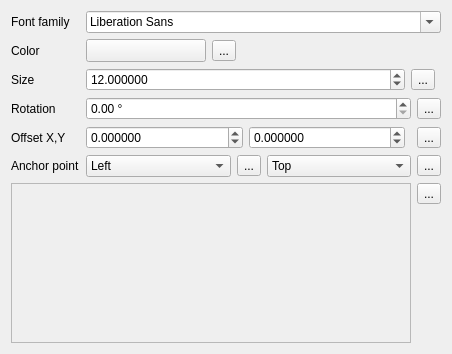
Above: SWGIS-DLLSrc/SWGIS-Gui/widget_fontmarker.ui from LZS1991/SWGIS before the change. Below: the same form after it.
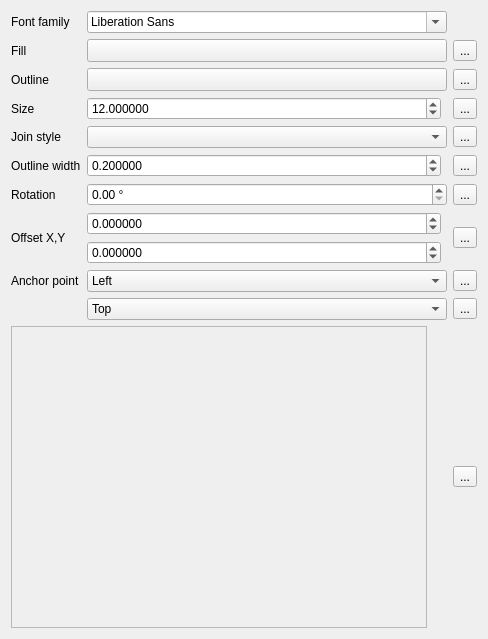
That is the form after the change. Custom widgets are drawn as their Qt base class.

Patch:
```diff
--- a/SWGIS-DLLSrc/SWGIS-Gui/widget_fontmarker.ui
+++ b/SWGIS-DLLSrc/SWGIS-Gui/widget_fontmarker.ui
@@ -6,80 +6,45 @@
    <rect>
     <x>0</x>
     <y>0</y>
-    <width>452</width>
-    <height>354</height>
+    <width>488</width>
+    <height>639</height>
    </rect>
   </property>
   <property name="windowTitle">
    <string>Form</string>
   </property>
-  <layout class="QVBoxLayout" name="verticalLayout">
-   <item>
-    <layout class="QGridLayout" name="gridLayout">
-     <item row="1" column="1">
+  <layout class="QGridLayout" name="gridLayout_3">
+   <item row="0" column="0">
+    <widget class="QLabel" name="label">
+     <property name="text">
+      <string>Font family</string>
+     </property>
+    </widget>
+   </item>
+   <item row="5" column="1">
       <layout class="QHBoxLayout" name="horizontalLayout_3">
        <item>
-        <widget class="QgsColorButtonV2" name="btnColor">
-         <property name="minimumSize">
-          <size>
-           <width>120</width>
-           <height>0</height>
-          </size>
-         </property>
-         <property name="maximumSize">
-          <size>
-           <width>120</width>
-           <height>16777215</height>
-          </size>
-         </property>
-         <property name="text">
-          <string/>
-         </property>
-        </widget>
-       </item>
-       <item>
-        <widget class="QgsDataDefinedButton" name="mColorDDBtn">
-         <property name="text">
-          <string>...</string>
-         </property>
-        </widget>
-       </item>
-       <item>
-        <spacer name="horizontalSpacer">
-         <property name="orientation">
-          <enum>Qt::Horizontal</enum>
-         </property>
-         <property name="sizeHint" stdset="0">
-          <size>
-           <width>40</width>
-           <height>20</height>
-          </size>
-         </property>
-        </spacer>
-       </item>
-      </layout>
-     </item>
-     <item row="2" column="1">
-      <layout class="QHBoxLayout" name="horizontalLayout_2">
-       <item>
-        <widget class="QgsDoubleSpinBox" name="spinSize">
+      <widget class="QgsDoubleSpinBox" name="mBorderWidthSpinBox">
          <property name="sizePolicy">
           <sizepolicy hsizetype="Minimum" vsizetype="Fixed">
            <horstretch>1</horstretch>
            <verstretch>0</verstretch>
           </sizepolicy>
          </property>
+       <property name="specialValueText">
+        <string>No outline</string>
+       </property>
          <property name="decimals">
           <number>6</number>
          </property>
          <property name="maximum">
-          <double>99999999.000000000000000</double>
+        <double>999999999.999999046325684</double>
          </property>
          <property name="singleStep">
           <double>0.200000000000000</double>
          </property>
          <property name="value">
-          <double>12.000000000000000</double>
+        <double>0.200000000000000</double>
          </property>
          <property name="showClearButton" stdset="0">
           <bool>false</bool>
@@ -87,58 +52,27 @@
         </widget>
        </item>
        <item>
-        <widget class="QgsDataDefinedButton" name="mSizeDDBtn">
-         <property name="text">
-          <string>...</string>
+      <widget class="QgsUnitSelectionWidget" name="mBorderWidthUnitWidget" native="true">
+       <property name="minimumSize">
+        <size>
+         <width>0</width>
+         <height>0</height>
+        </size>
          </property>
         </widget>
        </item>
-       <item>
-        <widget class="QgsUnitSelectionWidget" name="mSizeUnitWidget" native="true"/>
-       </item>
-      </layout>
-     </item>
-     <item row="4" column="0">
-      <widget class="QLabel" name="label_5">
-       <property name="text">
-        <string>Offset X,Y</string>
-       </property>
-      </widget>
-     </item>
-     <item row="3" column="0">
-      <widget class="QLabel" name="label_4">
-       <property name="text">
-        <string>Rotation</string>
-       </property>
-      </widget>
-     </item>
-     <item row="5" column="0">
+    </layout>
+   </item>
+   <item row="8" column="0">
       <widget class="QLabel" name="mAnchorPointLabel">
        <property name="text">
         <string>Anchor point</string>
        </property>
       </widget>
      </item>
-     <item row="0" column="1">
-      <widget class="QFontComboBox" name="cboFont"/>
-     </item>
-     <item row="1" column="0">
-      <widget class="QLabel" name="label_3">
-       <property name="text">
-        <string>Color</string>
-       </property>
-      </widget>
-     </item>
-     <item row="2" column="0">
-      <widget class="QLabel" name="label_2">
-       <property name="text">
-        <string>Size</string>
-       </property>
-      </widget>
-     </item>
-     <item row="4" column="1">
-      <layout class="QHBoxLayout" name="horizontalLayout">
-       <item>
+   <item row="7" column="1">
+    <layout class="QGridLayout" name="gridLayout_2">
+     <item row="0" column="0">
         <widget class="QgsDoubleSpinBox" name="spinOffsetX">
          <property name="sizePolicy">
           <sizepolicy hsizetype="Minimum" vsizetype="Fixed">
@@ -160,72 +94,46 @@
          </property>
         </widget>
        </item>
-       <item>
-        <widget class="QgsDoubleSpinBox" name="spinOffsetY">
-         <property name="sizePolicy">
-          <sizepolicy hsizetype="Minimum" vsizetype="Fixed">
-           <horstretch>1</horstretch>
-           <verstretch>0</verstretch>
-          </sizepolicy>
-         </property>
-         <property name="decimals">
-          <number>6</number>
-         </property>
-         <property name="minimum">
-          <double>-999999999.000000000000000</double>
-         </property>
-         <property name="maximum">
-          <double>999999999.000000000000000</double>
-         </property>
-         <property name="singleStep">
-          <double>0.200000000000000</double>
-         </property>
-        </widget>
-       </item>
-       <item>
+     <item row="0" column="1" rowspan="2">
         <widget class="QgsUnitSelectionWidget" name="mOffsetUnitWidget" native="true">
          <property name="focusPolicy">
           <enum>Qt::StrongFocus</enum>
          </property>
         </widget>
        </item>
-       <item>
-        <widget class="QgsDataDefinedButton" name="mOffsetDDBtn">
-         <property name="text">
-          <string>...</string>
+     <item row="1" column="0">
+      <widget class="QgsDoubleSpinBox" name="spinOffsetY">
+       <property name="sizePolicy">
+        <sizepolicy hsizetype="Minimum" vsizetype="Fixed">
+         <horstretch>1</horstretch>
+         <verstretch>0</verstretch>
+        </sizepolicy>
+       </property>
+       <property name="decimals">
+        <number>6</number>
+       </property>
+       <property name="minimum">
+        <double>-999999999.000000000000000</double>
+       </property>
+       <property name="maximum">
+        <double>999999999.000000000000000</double>
+       </property>
+       <property name="singleStep">
+        <double>0.200000000000000</double>
          </property>
         </widget>
        </item>
       </layout>
      </item>
-     <item row="5" column="1">
+   <item row="1" column="0">
+    <widget class="QLabel" name="label_10">
+     <property name="text">
+      <string>Fill</string>
+     </property>
+    </widget>
+   </item>
+   <item row="9" column="1">
       <layout class="QHBoxLayout" name="horizontalLayout_6">
-       <item>
-        <widget class="QComboBox" name="mHorizontalAnchorComboBox">
-         <item>
-          <property name="text">
-           <string>Left</string>
-          </property>
-         </item>
-         <item>
-          <property name="text">
-           <string>HCenter</string>
-          </property>
-         </item>
-         <item>
-          <property name="text">
-           <string>Right</string>
-          </property>
-         </item>
-        </widget>
-       </item>
-       <item>
-        <widget class="QgsDataDefinedButton" name="mHorizontalAnchorDDBtn">
-         <property name="text">
-          <string>...</string>
-         </property>
-        </widget>
-       </item>
        <item>
         <widget class="QComboBox" name="mVerticalAnchorComboBox">
          <item>
@@ -245,73 +153,198 @@
          </item>
         </widget>
        </item>
-       <item>
-        <widget class="QgsDataDefinedButton" name="mVerticalAnchorDDBtn">
+    </layout>
+   </item>
+   <item row="5" column="0">
+    <widget class="QLabel" name="mBorderWidthLabel">
+     <property name="text">
+      <string>Outline width</string>
+     </property>
+    </widget>
+   </item>
+   <item row="2" column="2">
+    <widget class="QgsDataDefinedButton" name="mBorderColorDDBtn">
          <property name="text">
           <string>...</string>
          </property>
         </widget>
        </item>
-      </layout>
-     </item>
-     <item row="0" column="0">
-      <widget class="QLabel" name="label">
+   <item row="8" column="1">
+    <layout class="QHBoxLayout" name="horizontalLayout_5">
+     <item>
+      <widget class="QComboBox" name="mHorizontalAnchorComboBox">
+       <item>
+        <property name="text">
+         <string>Left</string>
+        </property>
+       </item>
+       <item>
+        <property name="text">
+         <string>HCenter</string>
+        </property>
+       </item>
+       <item>
+        <property name="text">
+         <string>Right</string>
+        </property>
+       </item>
+      </widget>
+     </item>
+    </layout>
+   </item>
+   <item row="2" column="0">
+    <widget class="QLabel" name="label_9">
+     <property name="sizePolicy">
+      <sizepolicy hsizetype="Maximum" vsizetype="Preferred">
+       <horstretch>0</horstretch>
+       <verstretch>0</verstretch>
+      </sizepolicy>
+     </property>
        <property name="text">
-        <string>Font family</string>
+      <string>Outline</string>
        </property>
       </widget>
      </item>
      <item row="3" column="1">
-      <layout class="QHBoxLayout" name="horizontalLayout_4">
+    <layout class="QHBoxLayout" name="horizontalLayout">
        <item>
-        <widget class="QgsDoubleSpinBox" name="spinAngle">
-         <property name="suffix">
-          <string> °</string>
+      <widget class="QgsDoubleSpinBox" name="spinSize">
+       <property name="sizePolicy">
+        <sizepolicy hsizetype="Minimum" vsizetype="Fixed">
+         <horstretch>1</horstretch>
+         <verstretch>0</verstretch>
+        </sizepolicy>
          </property>
          <property name="decimals">
-          <number>2</number>
+        <number>6</number>
          </property>
          <property name="maximum">
-          <double>360.000000000000000</double>
+        <double>99999999.000000000000000</double>
          </property>
          <property name="singleStep">
-          <double>0.500000000000000</double>
-         </property>
+        <double>0.200000000000000</double>
+       </property>
+       <property name="value">
+        <double>12.000000000000000</double>
+       </property>
+       <property name="showClearButton" stdset="0">
+        <bool>false</bool>
+       </property>
         </widget>
        </item>
        <item>
-        <widget class="QgsDataDefinedButton" name="mRotationDDBtn">
+      <widget class="QgsUnitSelectionWidget" name="mSizeUnitWidget" native="true"/>
+     </item>
+    </layout>
+   </item>
+   <item row="7" column="0">
+    <widget class="QLabel" name="label_5">
          <property name="text">
+      <string>Offset X,Y</string>
+     </property>
+    </widget>
+   </item>
+   <item row="5" column="2">
+    <widget class="QgsDataDefinedButton" name="mBorderWidthDDBtn">
+     <property name="text">
           <string>...</string>
          </property>
         </widget>
        </item>
-      </layout>
-     </item>
-    </layout>
+   <item row="6" column="0">
+    <widget class="QLabel" name="label_4">
+     <property name="text">
+      <string>Rotation</string>
+     </property>
+    </widget>
+   </item>
+   <item row="4" column="2">
+    <widget class="QgsDataDefinedButton" name="mJoinStyleDDBtn">
+     <property name="text">
+      <string>...</string>
+     </property>
+    </widget>
    </item>
-   <item>
-    <layout class="QGridLayout" name="gridLayout_2">
      <item row="0" column="1">
-      <widget class="QgsDataDefinedButton" name="mCharDDBtn">
-       <property name="text">
-        <string>...</string>
-       </property>
-      </widget>
+    <widget class="QFontComboBox" name="cboFont"/>
      </item>
      <item row="1" column="1">
-      <spacer name="verticalSpacer">
-       <property name="orientation">
-        <enum>Qt::Vertical</enum>
+    <layout class="QHBoxLayout" name="horizontalLayout_7">
+     <item>
+      <widget class="QgsColorButtonV2" name="btnColor">
+       <property name="sizePolicy">
+        <sizepolicy hsizetype="Expanding" vsizetype="Fixed">
+         <horstretch>0</horstretch>
+         <verstretch>0</verstretch>
+        </sizepolicy>
        </property>
-       <property name="sizeHint" stdset="0">
+       <property name="minimumSize">
         <size>
-         <width>20</width>
-         <height>40</height>
+         <width>120</width>
+         <height>0</height>
         </size>
        </property>
-      </spacer>
+       <property name="maximumSize">
+        <size>
+         <width>16777215</width>
+         <height>16777215</height>
+        </size>
+       </property>
+       <property name="text">
+        <string/>
+       </property>
+      </widget>
      </item>
+    </layout>
+   </item>
+   <item row="4" column="0">
+    <widget class="QLabel" name="label_8">
+     <property name="text">
+      <string>Join style</string>
+     </property>
+     <property name="alignment">
+      <set>Qt::AlignLeading|Qt::AlignLeft|Qt::AlignVCenter</set>
+     </property>
+    </widget>
+   </item>
+   <item row="3" column="2">
+    <widget class="QgsDataDefinedButton" name="mSizeDDBtn">
+     <property name="text">
+      <string>...</string>
+     </property>
+    </widget>
+   </item>
+   <item row="2" column="1">
+    <layout class="QHBoxLayout" name="horizontalLayout_8">
+     <item>
+      <widget class="QgsColorButtonV2" name="btnBorderColor">
+       <property name="sizePolicy">
+        <sizepolicy hsizetype="Expanding" vsizetype="Fixed">
+         <horstretch>0</horstretch>
+         <verstretch>0</verstretch>
+        </sizepolicy>
+       </property>
+       <property name="minimumSize">
+        <size>
+         <width>120</width>
+         <height>0</height>
+        </size>
+       </property>
+       <property name="maximumSize">
+        <size>
+         <width>16777215</width>
+         <height>16777215</height>
+        </size>
+       </property>
+       <property name="text">
+        <string/>
+       </property>
+      </widget>
+     </item>
+    </layout>
+   </item>
+   <item row="10" column="0" colspan="2">
+    <layout class="QGridLayout" name="gridLayout">
      <item row="0" column="0" rowspan="2">
       <widget class="QScrollArea" name="scrollArea">
        <widget class="QWidget" name="scrollAreaWidgetContents">
@@ -326,8 +359,97 @@
        </widget>
       </widget>
      </item>
+     <item row="1" column="1">
+      <spacer name="verticalSpacer">
+       <property name="orientation">
+        <enum>Qt::Vertical</enum>
+       </property>
+       <property name="sizeHint" stdset="0">
+        <size>
+         <width>20</width>
+         <height>40</height>
+        </size>
+       </property>
+      </spacer>
+     </item>
     </layout>
    </item>
+   <item row="4" column="1">
+    <layout class="QHBoxLayout" name="horizontalLayout_2">
+     <item>
+      <widget class="QgsPenJoinStyleComboBox" name="cboJoinStyle"/>
+     </item>
+    </layout>
+   </item>
+   <item row="1" column="2">
+    <widget class="QgsDataDefinedButton" name="mColorDDBtn">
+     <property name="text">
+      <string>...</string>
+     </property>
+    </widget>
+   </item>
+   <item row="3" column="0">
+    <widget class="QLabel" name="label_2">
+     <property name="text">
+      <string>Size</string>
+     </property>
+    </widget>
+   </item>
+   <item row="6" column="1">
+    <layout class="QHBoxLayout" name="horizontalLayout_4">
+     <item>
+      <widget class="QgsDoubleSpinBox" name="spinAngle">
+       <property name="suffix">
+        <string> °</string>
+       </property>
+       <property name="decimals">
+        <number>2</number>
+       </property>
+       <property name="maximum">
+        <double>360.000000000000000</double>
+       </property>
+       <property name="singleStep">
+        <double>0.500000000000000</double>
+       </property>
+      </widget>
+     </item>
+    </layout>
+   </item>
+   <item row="6" column="2">
+    <widget class="QgsDataDefinedButton" name="mRotationDDBtn">
+     <property name="text">
+      <string>...</string>
+     </property>
+    </widget>
+   </item>
+   <item row="7" column="2">
+    <widget class="QgsDataDefinedButton" name="mOffsetDDBtn">
+     <property name="text">
+      <string>...</string>
+     </property>
+    </widget>
+   </item>
+   <item row="8" column="2">
+    <widget class="QgsDataDefinedButton" name="mHorizontalAnchorDDBtn">
+     <property name="text">
+      <string>...</string>
+     </property>
+    </widget>
+   </item>
+   <item row="9" column="2">
+    <widget class="QgsDataDefinedButton" name="mVerticalAnchorDDBtn">
+     <property name="text">
+      <string>...</string>
+     </property>
+    </widget>
+   </item>
+   <item row="10" column="2">
+    <widget class="QgsDataDefinedButton" name="mCharDDBtn">
+     <property name="text">
+      <string>...</string>
+     </property>
+    </widget>
+   </item>
   </layout>
  </widget>
  <customwidgets>
@@ -337,6 +459,11 @@
    <header>qgscolorbuttonv2.h</header>
    <container>1</container>
   </customwidget>
+  <customwidget>
+   <class>QgsDataDefinedButton</class>
+   <extends>QToolButton</extends>
+   <header>qgsdatadefinedbutton.h</header>
+  </customwidget>
   <customwidget>
    <class>QgsDoubleSpinBox</class>
    <extends>QDoubleSpinBox</extends>
@@ -349,9 +476,9 @@
    <container>1</container>
   </customwidget>
   <customwidget>
-   <class>QgsDataDefinedButton</class>
-   <extends>QToolButton</extends>
-   <header>qgsdatadefinedbutton.h</header>
+   <class>QgsPenJoinStyleComboBox</class>
+   <extends>QComboBox</extends>
+   <header>qgspenstylecombobox.h</header>
   </customwidget>
  </customwidgets>
  <tabstops>
```
Left out of the diff: 11 changed lines with no effect on the pictures. Lines whose indentation alone changed are shown as unchanged.
